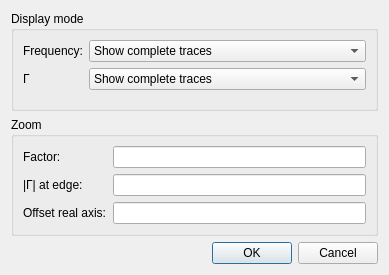
Qt form Software/PC_Application/Traces/polarchartdialog.ui (jankae/LibreVNA) before a commit.
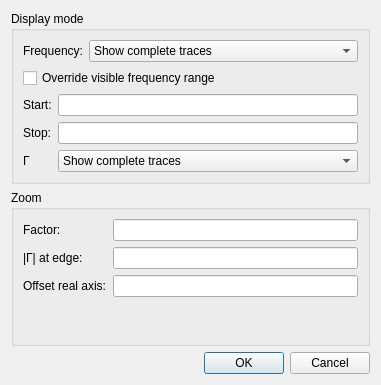
The same form after that commit. Custom widgets are drawn as their Qt base class.

Commit message: Frequency range override for smith/polar chart

The edit to the form file:
```diff
--- a/Software/PC_Application/Traces/polarchartdialog.ui
+++ b/Software/PC_Application/Traces/polarchartdialog.ui
@@ -6,8 +6,8 @@
    <rect>
     <x>0</x>
     <y>0</y>
-    <width>389</width>
-    <height>275</height>
+    <width>381</width>
+    <height>385</height>
    </rect>
   </property>
   <property name="windowTitle">
@@ -26,6 +26,8 @@
          <property name="title">
           <string>Display mode</string>
          </property>
+         <layout class="QVBoxLayout" name="verticalLayout">
+          <item>
          <layout class="QFormLayout" name="formLayout_2">
           <item row="0" column="0">
            <widget class="QLabel" name="label_4">
@@ -48,14 +50,45 @@
             </item>
            </widget>
           </item>
+           </layout>
+          </item>
+          <item>
+           <widget class="QCheckBox" name="displayFreqOverride">
+            <property name="text">
+             <string>Override visible frequency range</string>
+            </property>
+           </widget>
+          </item>
+          <item>
+           <layout class="QFormLayout" name="formLayout_3">
+            <item row="0" column="0">
+             <widget class="QLabel" name="label_7">
+              <property name="text">
+               <string>Start:</string>
+              </property>
+             </widget>
+            </item>
+            <item row="0" column="1">
+             <widget class="SIUnitEdit" name="displayStartFreq"/>
+            </item>
           <item row="1" column="0">
+             <widget class="QLabel" name="label_8">
+              <property name="text">
+               <string>Stop:</string>
+              </property>
+             </widget>
+            </item>
+            <item row="1" column="1">
+             <widget class="SIUnitEdit" name="displayStopFreq"/>
+            </item>
+            <item row="2" column="0">
            <widget class="QLabel" name="label_5">
             <property name="text">
              <string>Γ</string>
             </property>
            </widget>
           </item>
-          <item row="1" column="1">
+            <item row="2" column="1">
            <widget class="QComboBox" name="displayModeRefl">
             <item>
              <property name="text">
@@ -68,6 +101,8 @@
              </property>
             </item>
            </widget>
+            </item>
+           </layout>
           </item>
          </layout>
         </widget>
```
Lines whose indentation alone changed are shown as unchanged. The commit also changes 5 other files.
